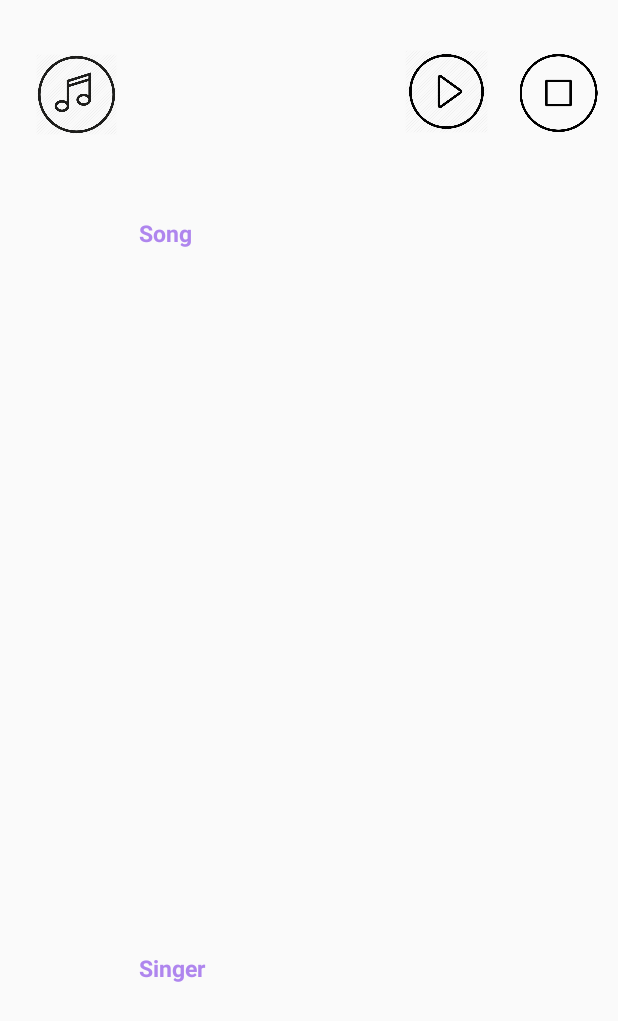
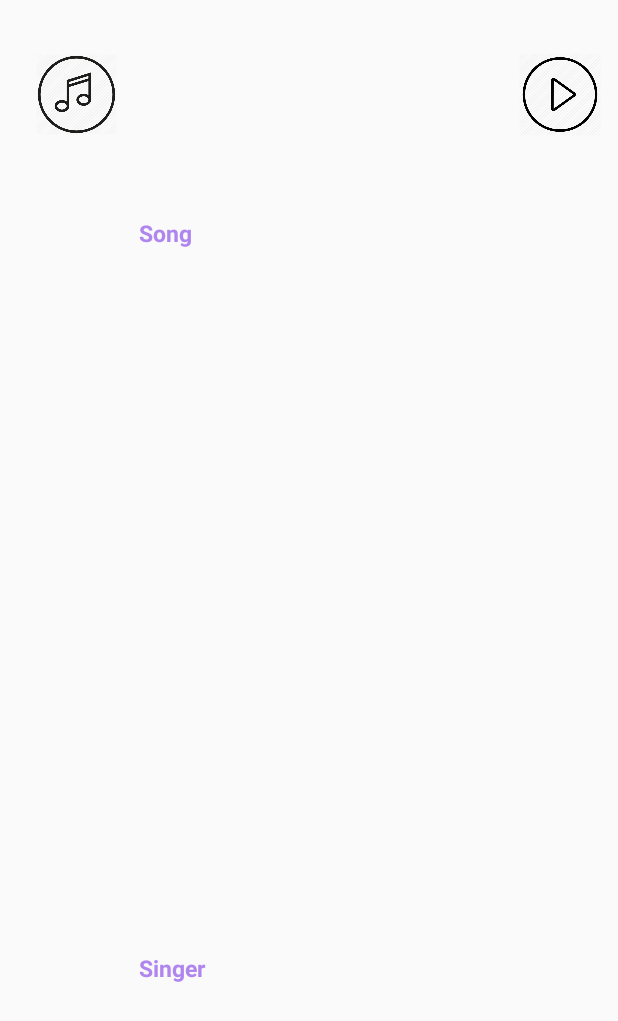
Before and after one commit to merimmurtic/music_player, an Android app: the layout music_details.xml on its own in the app's theme, with its tools: preview values and no code run, on a phone screen of 412 x 824 dp. Shown: the top 1021 px of the screen. Run offline under Robolectric (Android 15) with nearby library versions, the phone set to English and light mode, and no system bars.

Commit message:
- add song details layout

```diff
--- a/app/src/main/AndroidManifest.xml
+++ b/app/src/main/AndroidManifest.xml
@@ -2,7 +2,7 @@
 <manifest xmlns:android="http://schemas.android.com/apk/res/android"
     package="com.music.player">
 
-    <uses-permission android:name="android.permission.READ_EXTERNAL_STORAGE"/>
+    <uses-permission android:name="android.permission.READ_EXTERNAL_STORAGE" />
 
     <application
         android:allowBackup="true"
@@ -11,6 +11,7 @@
         android:roundIcon="@mipmap/ic_launcher_round"
         android:supportsRtl="true"
         android:theme="@style/AppTheme">
+        <activity android:name=".SongDetails"></activity>
         <activity android:name=".MainActivity">
             <intent-filter>
                 <action android:name="android.intent.action.MAIN" />
--- a/app/src/main/java/com/music/player/MainActivity.java
+++ b/app/src/main/java/com/music/player/MainActivity.java
@@ -2,6 +2,7 @@ package com.music.player;
 
 import android.Manifest;
 import android.content.ContentResolver;
+import android.content.Intent;
 import android.content.pm.PackageManager;
 import android.database.Cursor;
 import android.net.Uri;
@@ -11,6 +12,7 @@ import android.support.v4.app.ActivityCompat;
 import android.support.v4.content.ContextCompat;
 import android.support.v7.app.AppCompatActivity;
 import android.os.Bundle;
+import android.view.View;
 import android.widget.ListView;
 import android.widget.Toast;
 
@@ -87,4 +89,8 @@ public class MainActivity extends AppCompatActivity {
             }
         }
     }
+    public void doSomething(View view){
+        Intent myIntent = new Intent(this, SongDetails.class);
+        this.startActivity(myIntent);
+    }
 }
--- a/app/src/main/res/layout/music_details.xml
+++ b/app/src/main/res/layout/music_details.xml
@@ -24,12 +24,13 @@
 
     <TextView
         android:id="@+id/nameSong"
-        android:layout_width="wrap_content"
+        android:layout_width="170dp"
         android:layout_height="wrap_content"
         android:layout_marginStart="8dp"
         android:layout_marginEnd="8dp"
         android:layout_marginBottom="8dp"
         android:text="Song"
+        android:onClick="doSomething"
         android:textColor="#AF86EE"
         android:textSize="15dp"
         android:textStyle="bold"
@@ -62,7 +63,7 @@
 
     <ImageView
         android:id="@+id/playMusic"
-        android:layout_width="58dp"
+        android:layout_width="61dp"
         android:layout_height="55dp"
         android:layout_marginStart="8dp"
         android:layout_marginTop="8dp"
@@ -70,26 +71,10 @@
         android:layout_marginBottom="8dp"
         app:layout_constraintBottom_toBottomOf="parent"
         app:layout_constraintEnd_toEndOf="parent"
-        app:layout_constraintHorizontal_bias="0.685"
+        app:layout_constraintHorizontal_bias="1.0"
         app:layout_constraintStart_toStartOf="@+id/nameSinger"
         app:layout_constraintTop_toTopOf="parent"
-        app:layout_constraintVertical_bias="0.034"
+        app:layout_constraintVertical_bias="0.036"
         app:srcCompat="@drawable/play_button" />
 
-    <ImageView
-        android:id="@+id/stopMusic"
-        android:layout_width="63dp"
-        android:layout_height="52dp"
-        android:layout_marginStart="8dp"
-        android:layout_marginTop="8dp"
-        android:layout_marginEnd="8dp"
-        android:layout_marginBottom="8dp"
-        app:layout_constraintBottom_toBottomOf="parent"
-        app:layout_constraintEnd_toEndOf="parent"
-        app:layout_constraintHorizontal_bias="1.0"
-        app:layout_constraintStart_toEndOf="@+id/playMusic"
-        app:layout_constraintTop_toTopOf="parent"
-        app:layout_constraintVertical_bias="0.037"
-        app:srcCompat="@drawable/stop_button" />
-
 </android.support.constraint.ConstraintLayout>
--- a/build.gradle
+++ b/build.gradle
@@ -7,7 +7,7 @@ buildscript {
 
     }
     dependencies {
-        classpath 'com.android.tools.build:gradle:3.4.1'
+        classpath 'com.android.tools.build:gradle:3.4.2'
 
         // NOTE: Do not place your application dependencies here; they belong
         // in the individual module build.gradle files
```
Also changed, not shown: app/src/main/java/com/music/player/CustomMusicAdapter.java (+4 -13 lines), app/src/main/java/com/music/player/SongDetails.java (added, +15 -0 lines), app/src/main/res/layout/activity_song_details.xml (added, +67 -0 lines).
